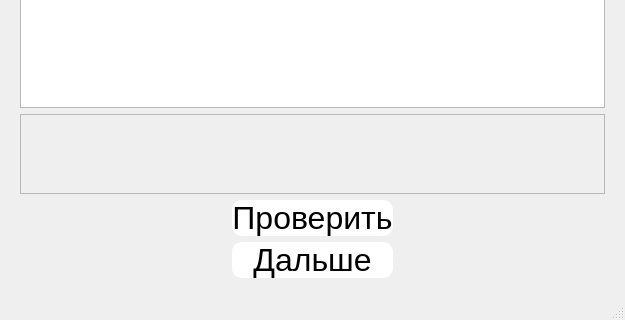
Old version of the form game3.ui in the repository 113375/quiz; both pictures show x 0 to 625 and y 322 to 642 of the 625 by 642 pixel window.
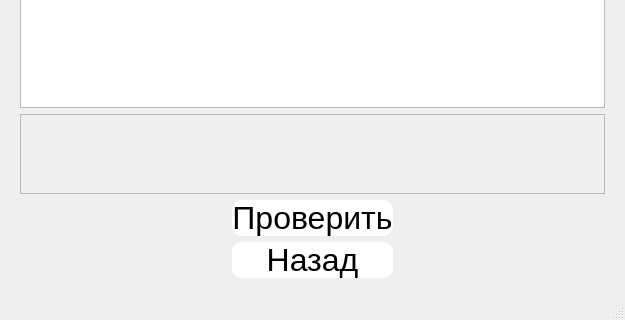
New version of the form.

The edit to the form file:
```diff
--- a/game3.ui
+++ b/game3.ui
@@ -38,7 +38,7 @@
        <string notr="true">background-color: rgb(255, 255, 255); border-radius: 10px;</string>
       </property>
       <property name="text">
-       <string>Дальше</string>
+       <string>Назад</string>
       </property>
      </widget>
     </item>
```
